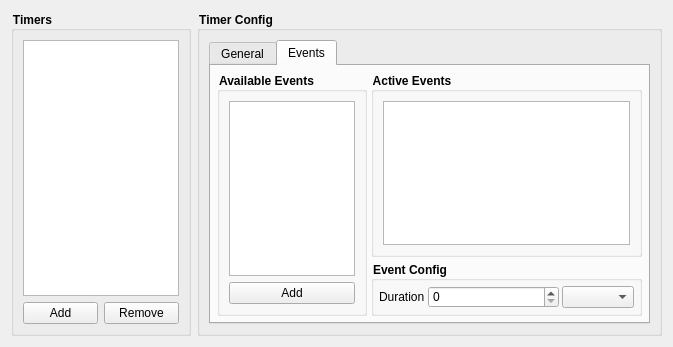
This is components/countdown_timer.ui in edoren/EdoBot as Qt 5 draws it before an edit. The edited form follows.
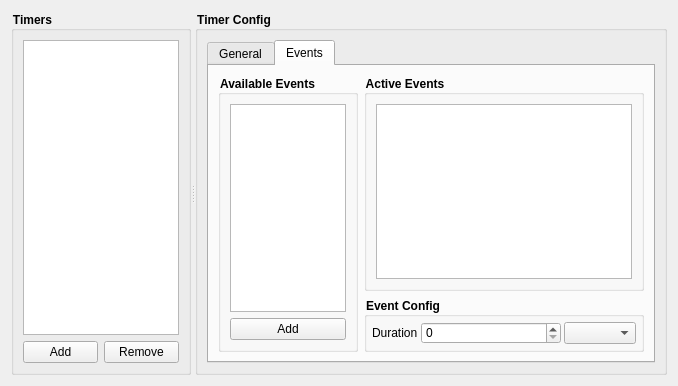
This is the edited form. The open tabs and pages were chosen to show the change.

The edit to the form file:
```diff
--- a/components/countdown_timer.ui
+++ b/components/countdown_timer.ui
@@ -6,8 +6,8 @@
    <rect>
     <x>0</x>
     <y>0</y>
-    <width>650</width>
-    <height>311</height>
+    <width>671</width>
+    <height>342</height>
    </rect>
   </property>
   <property name="windowTitle">
@@ -15,7 +15,20 @@
   </property>
   <layout class="QHBoxLayout" name="horizontalLayout">
    <item>
+    <widget class="QSplitter" name="splitter">
+     <property name="orientation">
+      <enum>Qt::Horizontal</enum>
+     </property>
+     <property name="childrenCollapsible">
+      <bool>false</bool>
+     </property>
     <widget class="QGroupBox" name="groupBox">
+      <property name="sizePolicy">
+       <sizepolicy hsizetype="Maximum" vsizetype="Preferred">
+        <horstretch>0</horstretch>
+        <verstretch>0</verstretch>
+       </sizepolicy>
+      </property>
      <property name="minimumSize">
       <size>
        <width>180</width>
@@ -24,7 +37,7 @@
      </property>
      <property name="maximumSize">
       <size>
-       <width>200</width>
+        <width>300</width>
        <height>16777215</height>
       </size>
      </property>
@@ -48,6 +61,12 @@
        <layout class="QHBoxLayout" name="horizontalLayout_2">
         <item>
          <widget class="QPushButton" name="add_timer_button">
+           <property name="sizePolicy">
+            <sizepolicy hsizetype="Maximum" vsizetype="Fixed">
+             <horstretch>0</horstretch>
+             <verstretch>0</verstretch>
+            </sizepolicy>
+           </property>
           <property name="text">
            <string>Add</string>
           </property>
@@ -55,6 +74,12 @@
         </item>
         <item>
          <widget class="QPushButton" name="remove_timer_button">
+           <property name="sizePolicy">
+            <sizepolicy hsizetype="Maximum" vsizetype="Fixed">
+             <horstretch>0</horstretch>
+             <verstretch>0</verstretch>
+            </sizepolicy>
+           </property>
           <property name="text">
            <string>Remove</string>
           </property>
@@ -64,14 +89,12 @@
       </item>
      </layout>
     </widget>
-   </item>
-   <item>
     <widget class="QGroupBox" name="timer_config">
      <property name="enabled">
       <bool>true</bool>
      </property>
      <property name="sizePolicy">
-      <sizepolicy hsizetype="Expanding" vsizetype="Preferred">
+       <sizepolicy hsizetype="MinimumExpanding" vsizetype="Preferred">
        <horstretch>0</horstretch>
        <verstretch>0</verstretch>
       </sizepolicy>
@@ -134,13 +157,19 @@
                </item>
                <item row="1" column="0">
                 <widget class="QLabel" name="format_label">
+                  <property name="toolTip">
+                   <string>The format of the text displayed in OBS</string>
+                  </property>
                  <property name="text">
-                  <string>Format</string>
+                   <string>Text Format</string>
                  </property>
                 </widget>
                </item>
                <item row="0" column="0">
                 <widget class="QLabel" name="source_name_label">
+                  <property name="toolTip">
+                   <string>The name of the OBS Text (GDI+) source</string>
+                  </property>
                  <property name="text">
                   <string>Source Name</string>
                  </property>
@@ -155,8 +184,11 @@
                </item>
                <item row="2" column="0">
                 <widget class="QLabel" name="display_label">
+                  <property name="toolTip">
+                   <string>The way the time will be displayed on OBS</string>
+                  </property>
                  <property name="text">
-                  <string>Display</string>
+                   <string>Time Display</string>
                  </property>
                 </widget>
                </item>
@@ -165,10 +197,22 @@
                </item>
               </layout>
              </item>
+             </layout>
+            </widget>
+           </item>
+           <item>
+            <widget class="QGroupBox" name="groupBox_6">
+             <property name="title">
+              <string>Chat</string>
+             </property>
+             <layout class="QVBoxLayout" name="verticalLayout_5">
              <item>
               <layout class="QFormLayout" name="formLayout_2">
                <item row="0" column="0">
                 <widget class="QLabel" name="start_message_label">
+                  <property name="toolTip">
+                   <string>The start message to be displayed in the chat</string>
+                  </property>
                  <property name="text">
                   <string>Start Message</string>
                  </property>
@@ -177,12 +221,15 @@
                <item row="0" column="1">
                 <widget class="QLineEdit" name="start_message_input">
                  <property name="placeholderText">
-                  <string>Starting the '{name}' timer</string>
+                   <string>The start message to be displayed in the chat</string>
                  </property>
                 </widget>
                </item>
                <item row="1" column="0">
                 <widget class="QLabel" name="finish_message_label">
+                  <property name="toolTip">
+                   <string>The finish message to be displayed in the chat</string>
+                  </property>
                  <property name="text">
                   <string>Finish Message</string>
                  </property>
@@ -191,7 +238,7 @@
                <item row="1" column="1">
                 <widget class="QLineEdit" name="finish_message_input">
                  <property name="placeholderText">
-                  <string>The timer '{name}' finished</string>
+                   <string>The finish message to be displayed in the chat</string>
                  </property>
                 </widget>
                </item>
@@ -258,13 +305,16 @@
               </widget>
              </item>
              <item>
-              <spacer name="horizontalSpacer_2">
+               <spacer name="horizontalSpacer">
                <property name="orientation">
                 <enum>Qt::Horizontal</enum>
                </property>
+                <property name="sizeType">
+                 <enum>QSizePolicy::MinimumExpanding</enum>
+                </property>
                <property name="sizeHint" stdset="0">
                 <size>
-                 <width>40</width>
+                  <width>0</width>
                  <height>20</height>
                 </size>
                </property>
@@ -276,7 +326,7 @@
                 <string> sec</string>
                </property>
                <property name="maximum">
-                <number>3600000</number>
+                 <number>3600</number>
                </property>
               </widget>
              </item>
@@ -289,18 +339,21 @@
                 </sizepolicy>
                </property>
                <property name="text">
-                <string>Set</string>
+                 <string>Set Time</string>
                </property>
               </widget>
              </item>
              <item>
-              <spacer name="horizontalSpacer">
+               <spacer name="horizontalSpacer_2">
                <property name="orientation">
                 <enum>Qt::Horizontal</enum>
                </property>
+                <property name="sizeType">
+                 <enum>QSizePolicy::MinimumExpanding</enum>
+                </property>
                <property name="sizeHint" stdset="0">
                 <size>
-                 <width>40</width>
+                  <width>0</width>
                  <height>20</height>
                 </size>
                </property>
@@ -329,32 +382,17 @@
           <string>Events</string>
          </attribute>
          <layout class="QHBoxLayout" name="horizontalLayout_5">
-          <property name="spacing">
-           <number>4</number>
-          </property>
-          <property name="leftMargin">
-           <number>6</number>
-          </property>
-          <property name="topMargin">
-           <number>6</number>
-          </property>
-          <property name="rightMargin">
-           <number>6</number>
-          </property>
-          <property name="bottomMargin">
-           <number>6</number>
-          </property>
           <item>
            <widget class="QGroupBox" name="groupBox_5">
             <property name="minimumSize">
              <size>
-              <width>150</width>
+               <width>140</width>
               <height>0</height>
              </size>
             </property>
             <property name="maximumSize">
              <size>
-              <width>0</width>
+               <width>140</width>
               <height>16777215</height>
              </size>
             </property>
@@ -377,6 +415,9 @@
           </item>
           <item>
            <layout class="QVBoxLayout" name="verticalLayout_7">
+             <property name="sizeConstraint">
+              <enum>QLayout::SetMaximumSize</enum>
+             </property>
             <item>
              <widget class="QGroupBox" name="groupBox_4">
               <property name="styleSheet">
@@ -398,18 +439,6 @@
             </item>
             <item>
              <widget class="QGroupBox" name="event_config">
-              <property name="sizePolicy">
-               <sizepolicy hsizetype="Expanding" vsizetype="Preferred">
-                <horstretch>0</horstretch>
-                <verstretch>0</verstretch>
-               </sizepolicy>
-              </property>
-              <property name="minimumSize">
-               <size>
-                <width>220</width>
-                <height>0</height>
-               </size>
-              </property>
               <property name="styleSheet">
                <string notr="true">QGroupBox { font-weight: bold; }</string>
               </property>
@@ -493,6 +522,7 @@
        </spacer>
       </item>
      </layout>
+     </widget>
     </widget>
    </item>
   </layout>
```
Lines whose indentation alone changed are shown as unchanged.
